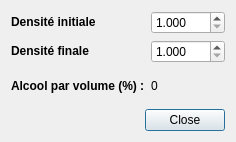
This is outilAlc.ui in 314r/joliebulle as Qt 5 draws it before an edit. The edited form follows.
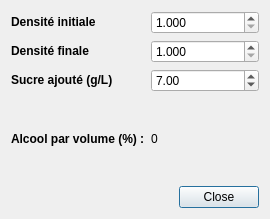
This is the edited form.

Commit message: Prise en compte du sucre ajouté à l'embouteillage dans l'outil de calcul du taux d'alcool

Patch:
```diff
--- a/outilAlc.ui
+++ b/outilAlc.ui
@@ -6,8 +6,8 @@
    <rect>
     <x>0</x>
     <y>0</y>
-    <width>236</width>
-    <height>142</height>
+    <width>270</width>
+    <height>219</height>
    </rect>
   </property>
   <property name="windowTitle">
@@ -38,7 +38,7 @@
        </property>
       </widget>
      </item>
-     <item row="3" column="0">
+     <item row="4" column="0">
       <widget class="QLabel" name="label_3">
        <property name="text">
         <string>&lt;!DOCTYPE HTML PUBLIC &quot;-//W3C//DTD HTML 4.0//EN&quot; &quot;http://www.w3.org/TR/REC-html40/strict.dtd&quot;&gt;
@@ -49,7 +49,7 @@
        </property>
       </widget>
      </item>
-     <item row="3" column="1">
+     <item row="4" column="1">
       <widget class="QLabel" name="labelAlc">
        <property name="text">
         <string>0</string>
@@ -88,7 +88,7 @@
        </property>
       </widget>
      </item>
-     <item row="2" column="0">
+     <item row="3" column="0">
       <spacer name="verticalSpacer">
        <property name="orientation">
         <enum>Qt::Vertical</enum>
@@ -101,7 +101,7 @@
        </property>
       </spacer>
      </item>
-     <item row="4" column="0">
+     <item row="5" column="0">
       <spacer name="verticalSpacer_2">
        <property name="orientation">
         <enum>Qt::Vertical</enum>
@@ -114,6 +114,27 @@
        </property>
       </spacer>
      </item>
+     <item row="2" column="0">
+      <widget class="QLabel" name="label_4">
+       <property name="text">
+        <string>&lt;!DOCTYPE HTML PUBLIC &quot;-//W3C//DTD HTML 4.0//EN&quot; &quot;http://www.w3.org/TR/REC-html40/strict.dtd&quot;&gt;
+&lt;html&gt;&lt;head&gt;&lt;meta name=&quot;qrichtext&quot; content=&quot;1&quot; /&gt;&lt;style type=&quot;text/css&quot;&gt;
+p, li { white-space: pre-wrap; }
+&lt;/style&gt;&lt;/head&gt;&lt;body style=&quot; font-family:'Ubuntu'; font-size:9pt; font-weight:400; font-style:normal;&quot;&gt;
+&lt;p style=&quot; margin-top:0px; margin-bottom:0px; margin-left:0px; margin-right:0px; -qt-block-indent:0; text-indent:0px;&quot;&gt;&lt;span style=&quot; font-weight:600;&quot;&gt;Sucre ajouté (g/L)&lt;/span&gt;&lt;/p&gt;&lt;/body&gt;&lt;/html&gt;</string>
+       </property>
+      </widget>
+     </item>
+     <item row="2" column="1">
+      <widget class="QDoubleSpinBox" name="doubleSpinBoxSucre">
+       <property name="singleStep">
+        <double>0.100000000000000</double>
+       </property>
+       <property name="value">
+        <double>7.000000000000000</double>
+       </property>
+      </widget>
+     </item>
     </layout>
    </item>
    <item row="1" column="0">
```
Left out of the diff: 2 changed lines with no effect on the pictures. The commit also changes 3 other files.
